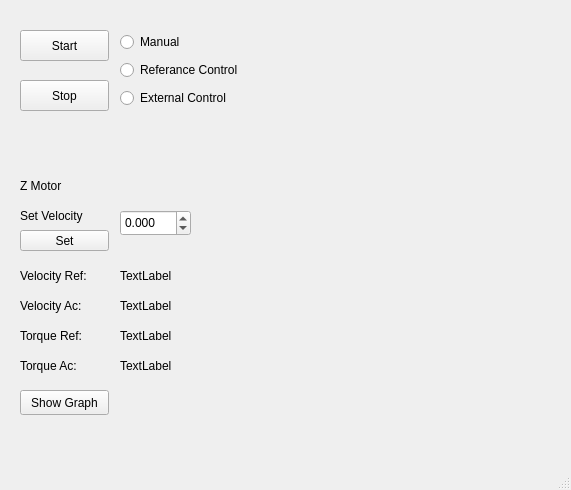
Above: Qt5/Mainwindow.ui from firathelvaci/SEA_GUI before the change. Below: the same form after it.
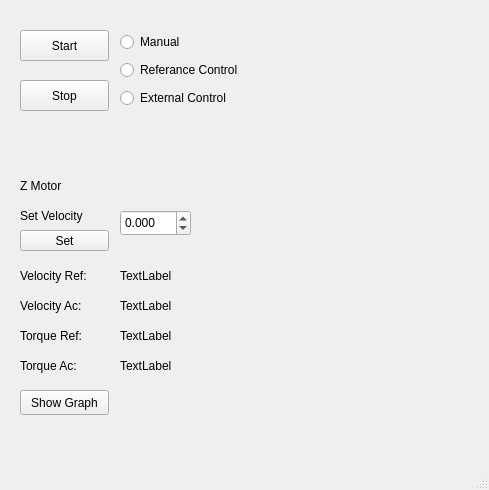
That is the form after the change.

The edit to the form file:
```diff
--- a/Qt5/Mainwindow.ui
+++ b/Qt5/Mainwindow.ui
@@ -6,7 +6,7 @@
    <rect>
     <x>0</x>
     <y>0</y>
-    <width>571</width>
+    <width>489</width>
     <height>490</height>
    </rect>
   </property>
```
Left out of the diff: 2 changed lines with no effect on the pictures.
